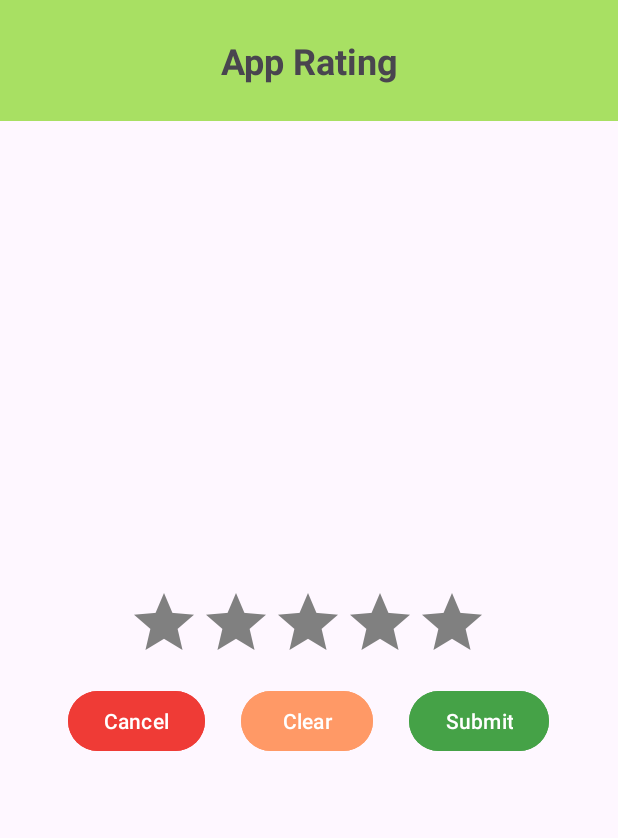
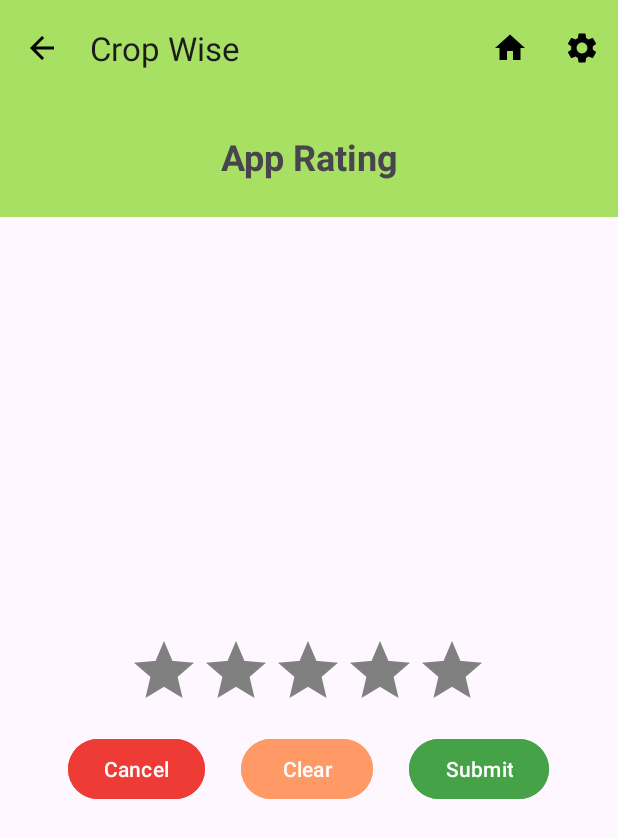
Before and after one commit to Mebanseibor/CropWise, an Android app: the screen it shows after launch once a user with an empty profile is signed in (AppRating), after a tap on "App Rating", on a phone screen of 412 x 824 dp. Shown: the top 838 px of the screen. Run offline under Robolectric (Android 15) with nearby library versions, the phone set to English and light mode, and no system bars; our stand-ins replace Firebase (no records; nobody signed in at launch, a user with empty details on screens opened directly).

Commit message:
Added Toolbar to the rating bar activity

```diff
--- a/app/src/main/java/com/example/cropwise/Globals.kt
+++ b/app/src/main/java/com/example/cropwise/Globals.kt
@@ -5,6 +5,6 @@ import androidx.appcompat.widget.Toolbar
 
 object GO{
     lateinit var mainActionBar : Toolbar
-    lateinit var actionBarMenu : Menu
+    var actionBarMenu : Menu? = null
     var menuID : Int = R.menu.main_toolbar
 }
--- a/app/src/main/java/com/example/cropwise/MainActivity.kt
+++ b/app/src/main/java/com/example/cropwise/MainActivity.kt
@@ -27,7 +27,7 @@ class MainActivity : AppCompatActivity() {
 
         GO.mainActionBar = findViewById<androidx.appcompat.widget.Toolbar>(R.id.main_toolBar)
         setSupportActionBar(GO.mainActionBar)
-        mainToolBar = mainToolBar(this)
+        mainToolBar = mainToolBar(this, GO.mainActionBar)
 
         mainNotification = mainNotification(this)
         mainNotification.managerNotification = getSystemService(Context.NOTIFICATION_SERVICE) as NotificationManager
@@ -44,13 +44,19 @@ class MainActivity : AppCompatActivity() {
             }
         }
 
-        private fun greetTheUser(){
-            mainNotification.sendNormal("Greetings!", "Welcome Back")
-        }
+    private fun greetTheUser(){
+        mainNotification.sendNormal("Greetings!", "Welcome Back")
+    }
 
-        override fun onCreateOptionsMenu(menu: Menu?): Boolean {
-            menuInflater.inflate(GO.menuID, menu)
-        // GO.actionBarMenu.findItem(R.id.menu_item_home)?.isVisible = false
+    override fun onCreateOptionsMenu(menu: Menu?): Boolean {
+        menuInflater.inflate(GO.menuID, menu)
+
+        GO.actionBarMenu = menu
+
+        val menuItemHome = menu?.findItem(R.id.menu_item_home)
+        Log.d("App Rating", "Hiding home button")
+        menuItemHome?.setVisible(false)
+
         return true
     }
 
--- a/app/src/main/java/com/example/cropwise/actionbar/mainToolBar.kt
+++ b/app/src/main/java/com/example/cropwise/actionbar/mainToolBar.kt
@@ -4,23 +4,23 @@ import android.content.Context
 import android.content.Intent
 import android.view.MenuItem
 import androidx.appcompat.app.AppCompatActivity
-import com.example.cropwise.GO
+import androidx.appcompat.widget.Toolbar
 import com.example.cropwise.R
 import com.example.cropwise.SettingsActivity
 import com.example.cropwise.rating.AppRating
 import com.example.cropwise.toast.displayAboutApp
 import com.example.cropwise.toast.displayComingSoon
 
-class mainToolBar(private val context : Context){
+class mainToolBar(private val context : Context, toolbar : Toolbar){
 
     init {
-        GO.mainActionBar.setNavigationIcon(R.drawable.baseline_arrow_back_24)
+        toolbar.setNavigationIcon(R.drawable.baseline_arrow_back_24)
 
-        GO.mainActionBar.setNavigationOnClickListener{
+        toolbar.setNavigationOnClickListener{
             (context as? AppCompatActivity)?.onBackPressed()
         }
 
-        GO.mainActionBar.setOnLongClickListener{
+        toolbar.setOnLongClickListener{
             displayAboutApp(context)
             true
         }
--- a/app/src/main/java/com/example/cropwise/rating/AppRating.kt
+++ b/app/src/main/java/com/example/cropwise/rating/AppRating.kt
@@ -3,11 +3,16 @@ package com.example.cropwise.rating
 import android.content.SharedPreferences
 import android.os.Bundle
 import android.util.Log
+import android.view.Menu
+import android.view.MenuItem
 import android.widget.Button
 import android.widget.RatingBar
 import android.widget.Toast
 import androidx.appcompat.app.AppCompatActivity
+import com.example.cropwise.GO
 import com.example.cropwise.R
+import com.example.cropwise.actionbar.mainToolBar
+import com.example.cropwise.mainToolBar
 
 class AppRating : AppCompatActivity(){
     // views
@@ -30,6 +35,10 @@ class AppRating : AppCompatActivity(){
         initViews()
 
         initRatingBar()
+
+        val toolbar = findViewById<androidx.appcompat.widget.Toolbar>(R.id.main_toolBar_appRating)
+        setSupportActionBar(toolbar)
+        mainToolBar(this, toolbar)
     }
 
     private fun initFetchSharedPreferences(){
@@ -79,4 +88,19 @@ class AppRating : AppCompatActivity(){
 
         btnCancelRating.setOnClickListener{finish()}
     }
+
+
+    override fun onCreateOptionsMenu(menu: Menu?): Boolean {
+        menuInflater.inflate(GO.menuID, menu)
+
+        val menuItemRating = menu?.findItem(R.id.menu_item_rating)
+        Log.d("App Rating", "Hiding rating button")
+        menuItemRating?.setVisible(false)
+
+        return true
+    }
+
+    override fun onOptionsItemSelected(item: MenuItem): Boolean {
+        return mainToolBar.setOnOptionsItemSelected(item)
+    }
 }
--- a/app/src/main/res/layout/activity_apprating.xml
+++ b/app/src/main/res/layout/activity_apprating.xml
@@ -1,10 +1,18 @@
 <?xml version="1.0" encoding="utf-8"?>
 <LinearLayout xmlns:android="http://schemas.android.com/apk/res/android"
+    xmlns:app="http://schemas.android.com/apk/res-auto"
     android:orientation="vertical"
     android:layout_width="match_parent"
     android:layout_height="match_parent"
-    android:gravity="center"
-    >
+    android:gravity="center">
+
+    <androidx.appcompat.widget.Toolbar
+        android:id="@+id/main_toolBar_appRating"
+        android:layout_width="match_parent"
+        android:layout_height="64sp"
+        android:background="@color/themeMainPrimaryLight"
+        app:contentInsetStart="0dp"
+        />
 
     <TextView
         android:layout_width="match_parent"
```
